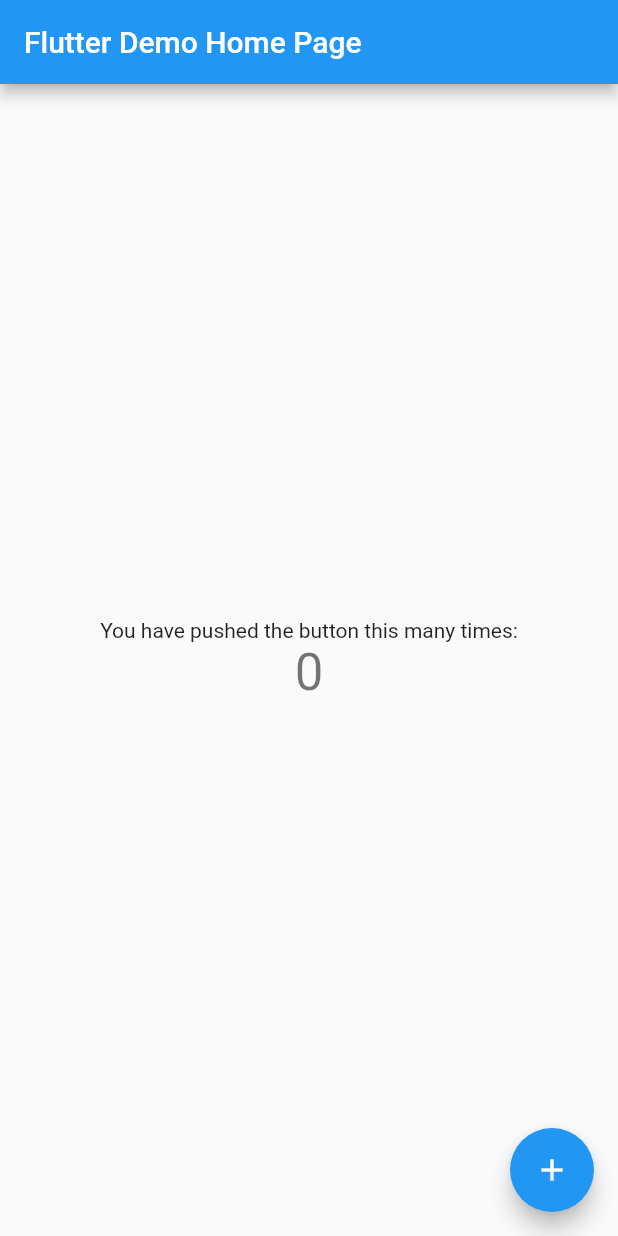
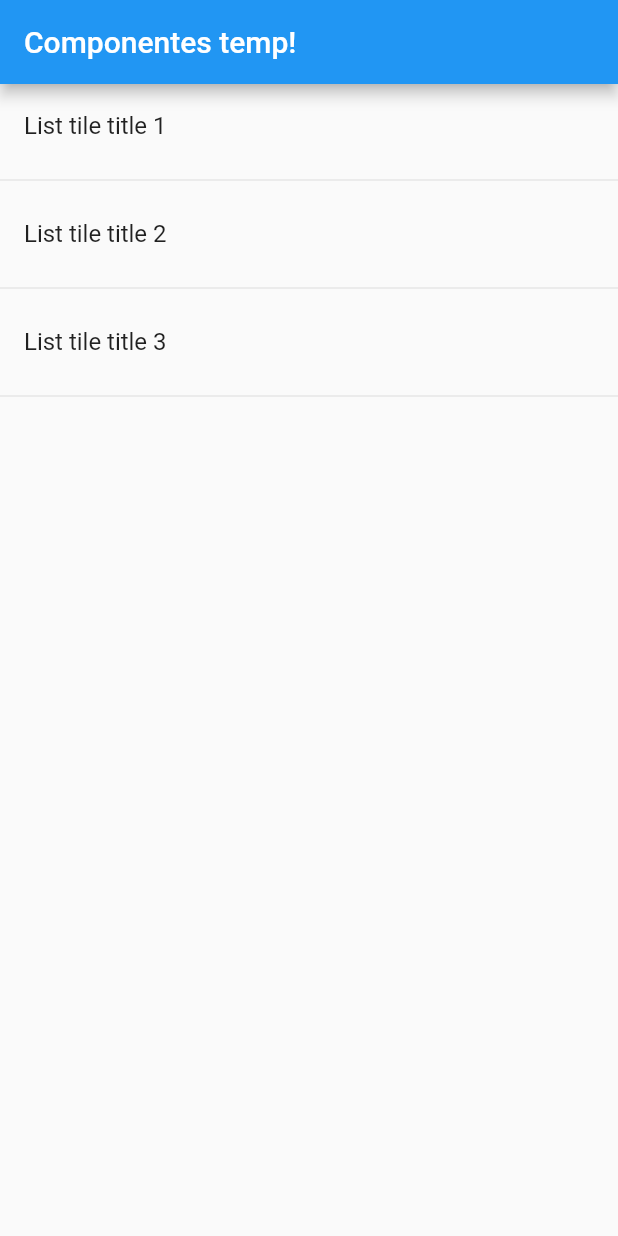
Before and after one commit to VershyCode/flutter-practica-componentes, a Flutter app: the screen it shows after launch, on a phone screen of 412 x 824 dp. Run offline on Flutter 3.47's test engine with Material 2 defaults, Android fonts, the phone set to English and light mode, and no system bars.

Commit message:
Practica 1 - Listas
Utilize los widgets:
 - ListView
 - ListTile
 - Divider

```diff
--- a/lib/main.dart
+++ b/lib/main.dart
@@ -1,117 +1,15 @@
+import 'package:components/src/pages/home_temp.dart';
 import 'package:flutter/material.dart';
 
-void main() {
-  runApp(MyApp());
-}
+void main() => runApp(MyApp());
 
 class MyApp extends StatelessWidget {
-  // This widget is the root of your application.
   @override
   Widget build(BuildContext context) {
     return MaterialApp(
-      title: 'Flutter Demo',
-      theme: ThemeData(
-        // This is the theme of your application.
-        //
-        // Try running your application with "flutter run". You'll see the
-        // application has a blue toolbar. Then, without quitting the app, try
-        // changing the primarySwatch below to Colors.green and then invoke
-        // "hot reload" (press "r" in the console where you ran "flutter run",
-        // or simply save your changes to "hot reload" in a Flutter IDE).
-        // Notice that the counter didn't reset back to zero; the application
-        // is not restarted.
-        primarySwatch: Colors.blue,
-        // This makes the visual density adapt to the platform that you run
-        // the app on. For desktop platforms, the controls will be smaller and
-        // closer together (more dense) than on mobile platforms.
-        visualDensity: VisualDensity.adaptivePlatformDensity,
-      ),
-      home: MyHomePage(title: 'Flutter Demo Home Page'),
+      title: 'Material App',
+      debugShowCheckedModeBanner: false,
+      home: HomePageTemp()
     );
   }
 }
-
-class MyHomePage extends StatefulWidget {
-  MyHomePage({Key key, this.title}) : super(key: key);
-
-  // This widget is the home page of your application. It is stateful, meaning
-  // that it has a State object (defined below) that contains fields that affect
-  // how it looks.
-
-  // This class is the configuration for the state. It holds the values (in this
-  // case the title) provided by the parent (in this case the App widget) and
-  // used by the build method of the State. Fields in a Widget subclass are
-  // always marked "final".
-
-  final String title;
-
-  @override
-  _MyHomePageState createState() => _MyHomePageState();
-}
-
-class _MyHomePageState extends State<MyHomePage> {
-  int _counter = 0;
-
-  void _incrementCounter() {
-    setState(() {
-      // This call to setState tells the Flutter framework that something has
-      // changed in this State, which causes it to rerun the build method below
-      // so that the display can reflect the updated values. If we changed
-      // _counter without calling setState(), then the build method would not be
-      // called again, and so nothing would appear to happen.
-      _counter++;
-    });
-  }
-
-  @override
-  Widget build(BuildContext context) {
-    // This method is rerun every time setState is called, for instance as done
-    // by the _incrementCounter method above.
-    //
-    // The Flutter framework has been optimized to make rerunning build methods
-    // fast, so that you can just rebuild anything that needs updating rather
-    // than having to individually change instances of widgets.
-    return Scaffold(
-      appBar: AppBar(
-        // Here we take the value from the MyHomePage object that was created by
-        // the App.build method, and use it to set our appbar title.
-        title: Text(widget.title),
-      ),
-      body: Center(
-        // Center is a layout widget. It takes a single child and positions it
-        // in the middle of the parent.
-        child: Column(
-          // Column is also a layout widget. It takes a list of children and
-          // arranges them vertically. By default, it sizes itself to fit its
-          // children horizontally, and tries to be as tall as its parent.
-          //
-          // Invoke "debug painting" (press "p" in the console, choose the
-          // "Toggle Debug Paint" action from the Flutter Inspector in Android
-          // Studio, or the "Toggle Debug Paint" command in Visual Studio Code)
-          // to see the wireframe for each widget.
-          //
-          // Column has various properties to control how it sizes itself and
-          // how it positions its children. Here we use mainAxisAlignment to
-          // center the children vertically; the main axis here is the vertical
-          // axis because Columns are vertical (the cross axis would be
-          // horizontal).
-          mainAxisAlignment: MainAxisAlignment.center,
-          children: <Widget>[
-            Text(
-              'You have pushed the button this many times:',
-            ),
-            Text(
-              '$_counter',
-              style: Theme.of(context).textTheme.headline4,
-            ),
-          ],
-        ),
-      ),
-      floatingActionButton: FloatingActionButton(
-        onPressed: _incrementCounter,
-        tooltip: 'Increment',
-        child: Icon(Icons.add),
-      ), // This trailing comma makes auto-formatting nicer for build methods.
-    );
-  }
-}
--- /dev/null
+++ b/lib/src/pages/home_temp.dart
@@ -0,0 +1,30 @@
+import 'package:flutter/material.dart';
+
+class HomePageTemp extends StatelessWidget {
+  const HomePageTemp({Key key}) : super(key: key);
+
+  @override
+  Widget build(BuildContext context) {
+    return Scaffold(
+      appBar: AppBar(
+        title: Text('Componentes temp!')
+      ),
+      body: ListView(
+        children: <Widget>[
+          ListTile(
+            title: Text('List tile title 1'),
+          ),
+          Divider(),
+          ListTile(
+            title: Text('List tile title 2'),
+          ),
+          Divider(),
+          ListTile(
+            title: Text('List tile title 3'),
+          ),
+          Divider()
+        ],
+      ),
+    );
+  }
+}
```
